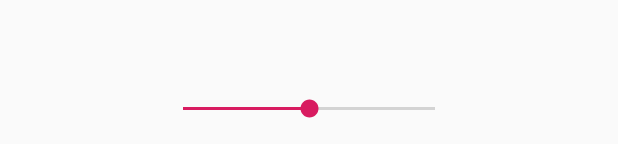
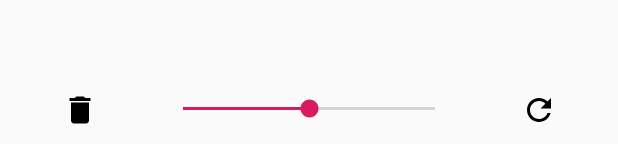
Before and after one commit to Robert-Jan/novi-sdpr1, an Android app: the layout fragment_editor.xml on its own in the app's theme, with its tools: preview values and no code run, on a phone screen of 412 x 824 dp. Shown: the part 1089-1233 px from the top of the screen. Run offline under Robolectric (Android 15) with nearby library versions, the phone set to English and light mode, and no system bars.

Commit message:
Added the image action buttons

```diff
--- a/app/src/main/java/me/robertjan/sdpr1/views/ShareFragment.java
+++ b/app/src/main/java/me/robertjan/sdpr1/controllers/ShareFragment.java
@@ -1,4 +1,4 @@
-package me.robertjan.sdpr1.views;
+package me.robertjan.sdpr1.controllers;
 
 import android.os.Bundle;
 import android.view.LayoutInflater;
@@ -10,7 +10,6 @@ import androidx.fragment.app.Fragment;
 import java.util.Objects;
 
 import me.robertjan.sdpr1.R;
-import me.robertjan.sdpr1.controllers.MainActivity;
 import me.robertjan.sdpr1.models.Photo;
 
 public class ShareFragment extends Fragment {
--- a/app/src/main/java/me/robertjan/sdpr1/views/StartFragment.java
+++ b/app/src/main/java/me/robertjan/sdpr1/controllers/StartFragment.java
@@ -1,4 +1,4 @@
-package me.robertjan.sdpr1.views;
+package me.robertjan.sdpr1.controllers;
 
 import android.os.Bundle;
 import android.util.Log;
@@ -12,10 +12,9 @@ import androidx.fragment.app.Fragment;
 import java.util.Objects;
 
 import me.robertjan.sdpr1.R;
-import me.robertjan.sdpr1.controllers.MainActivity;
 import me.robertjan.sdpr1.models.Photo;
 
-public class StartFragment extends Fragment implements View.OnClickListener {
+public class  StartFragment extends Fragment implements View.OnClickListener {
 
     private Photo photo;
 
--- a/app/src/main/java/me/robertjan/sdpr1/models/Photo.java
+++ b/app/src/main/java/me/robertjan/sdpr1/models/Photo.java
@@ -18,6 +18,10 @@ public class Photo {
         this.placables.add(placable);
     }
 
+    public void removePlacable(Placable placable) {
+        this.placables.remove(placable);
+    }
+
     public Placable getPlacableById(Integer id) {
         for (Placable placable : this.placables) {
             if (placable.id.equals(id)) {
--- a/app/src/main/java/me/robertjan/sdpr1/models/Placable.java
+++ b/app/src/main/java/me/robertjan/sdpr1/models/Placable.java
@@ -4,7 +4,11 @@ public abstract class Placable {
 
     public Integer id;
 
-    public Integer zoom;
+    public Integer zoom = 100;
+
+    public Integer width = 300;
+
+    public Integer height = 300;
 
     public Integer locationX = 0;
 
--- /dev/null
+++ b/app/src/main/res/drawable/ic_delete_black_24dp.xml
@@ -0,0 +1,9 @@
+<vector xmlns:android="http://schemas.android.com/apk/res/android"
+        android:width="24dp"
+        android:height="24dp"
+        android:viewportWidth="24.0"
+        android:viewportHeight="24.0">
+    <path
+        android:fillColor="#FF000000"
+        android:pathData="M6,19c0,1.1 0.9,2 2,2h8c1.1,0 2,-0.9 2,-2V7H6v12zM19,4h-3.5l-1,-1h-5l-1,1H5v2h14V4z"/>
+</vector>
--- /dev/null
+++ b/app/src/main/res/drawable/ic_refresh_black_24dp.xml
@@ -0,0 +1,9 @@
+<vector xmlns:android="http://schemas.android.com/apk/res/android"
+        android:width="24dp"
+        android:height="24dp"
+        android:viewportWidth="24.0"
+        android:viewportHeight="24.0">
+    <path
+        android:fillColor="#FF000000"
+        android:pathData="M17.65,6.35C16.2,4.9 14.21,4 12,4c-4.42,0 -7.99,3.58 -7.99,8s3.57,8 7.99,8c3.73,0 6.84,-2.55 7.73,-6h-2.08c-0.82,2.33 -3.04,4 -5.65,4 -3.31,0 -6,-2.69 -6,-6s2.69,-6 6,-6c1.66,0 3.14,0.69 4.22,1.78L13,11h7V4l-2.35,2.35z"/>
+</vector>
--- a/app/src/main/res/layout/fragment_editor.xml
+++ b/app/src/main/res/layout/fragment_editor.xml
@@ -68,12 +68,28 @@
         app:layout_constraintBottom_toBottomOf="parent"
         app:layout_constraintStart_toStartOf="parent">
 
+        <ImageButton
+            android:id="@+id/delete"
+            android:layout_width="0dp"
+            android:layout_weight="1"
+            android:layout_height="wrap_content"
+            android:src="@drawable/ic_delete_black_24dp"
+            style="?android:attr/buttonBarButtonStyle" />
+
         <SeekBar
             android:id="@+id/zoom"
             android:layout_width="200dp"
             android:layout_height="50dp"
             android:max="100"
             android:progress="50" />
+
+        <ImageButton
+            android:id="@+id/next"
+            android:layout_width="0dp"
+            android:layout_weight="1"
+            android:layout_height="wrap_content"
+            android:src="@drawable/ic_refresh_black_24dp"
+            style="?android:attr/buttonBarButtonStyle" />
     </LinearLayout>
 
 </androidx.constraintlayout.widget.ConstraintLayout>
--- a/app/src/main/res/navigation/mobile_navigation.xml
+++ b/app/src/main/res/navigation/mobile_navigation.xml
@@ -7,19 +7,19 @@
 
     <fragment
         android:id="@+id/navigation_start"
-        android:name="me.robertjan.sdpr1.views.StartFragment"
+        android:name="me.robertjan.sdpr1.controllers.StartFragment"
         android:label="@string/title_start"
         tools:layout="@layout/fragment_start" />
 
     <fragment
         android:id="@+id/navigation_editor"
-        android:name="me.robertjan.sdpr1.views.EditorFragment"
+        android:name="me.robertjan.sdpr1.controllers.EditorFragment"
         android:label="@string/title_editor"
         tools:layout="@layout/fragment_editor" />
 
     <fragment
         android:id="@+id/navigation_share"
-        android:name="me.robertjan.sdpr1.views.ShareFragment"
+        android:name="me.robertjan.sdpr1.controllers.ShareFragment"
         android:label="@string/title_share"
         tools:layout="@layout/fragment_share" />
 </navigation>
```
Also changed, not shown: app/src/main/java/me/robertjan/sdpr1/controllers/EditorFragment.java (renamed from app/src/main/java/me/robertjan/sdpr1/views/EditorFragment.java, +32 -7 lines), app/src/main/java/me/robertjan/sdpr1/models/Sticker.java (+38 -4 lines).
